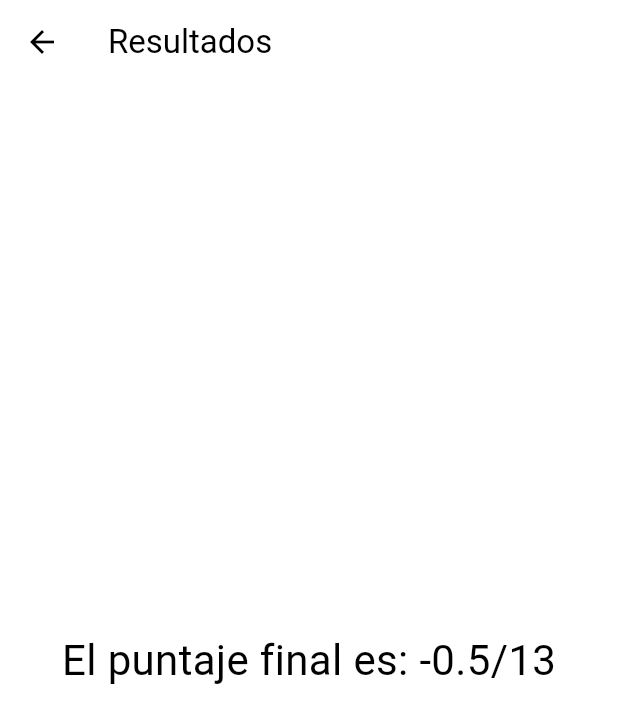
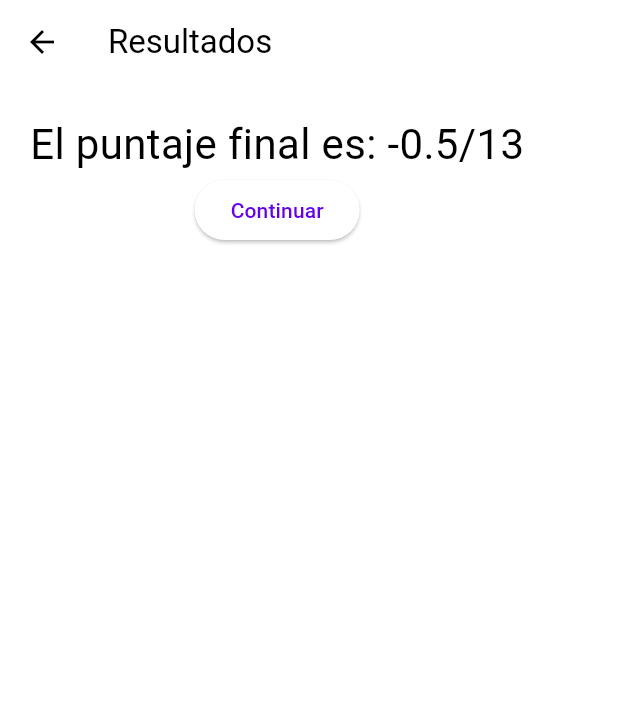
Before and after one commit to brrodriguezd/redes, a Flutter app: the Prueba6 screen opened directly, after a tap on "¿Pista?", after a tap on "Continuar sin responder", on a phone screen of 412 x 824 dp. Shown: the top 723 px of the screen. Run offline on Flutter 3.47's test engine with Material 2 defaults, Android fonts, the phone set to English and light mode, and no system bars; our stand-ins replace geolocator, permission_handler; missing offline and left inert: activity_recognition_flutter.

Commit message:
arreglo de errores

```diff
--- a/lib/actividad.dart
+++ b/lib/actividad.dart
@@ -58,6 +58,9 @@ class _ActivityRecognitionAppState extends State<ActivityRecognitionApp> {
   void _init() async {
     // Android requires explicitly asking permission
     if (Platform.isAndroid) {
+      /*
+      var doc = await _localFile;
+      print(await doc.readAsString());*/
       if (await Permission.activityRecognition.request().isGranted) {
         if (await Permission.location.request().isGranted) {
           if (await Permission.locationAlways.request().isGranted) {
@@ -105,7 +108,7 @@ class _ActivityRecognitionAppState extends State<ActivityRecognitionApp> {
   Widget build(BuildContext context) {
     return Scaffold(
       appBar: AppBar(
-        title: const Text('Activity Recognition'),
+        title: const Text('Recolectando datos...'),
       ),
       body: Center(
         child: ListView.builder(
--- a/lib/prueba6.dart
+++ b/lib/prueba6.dart
@@ -72,14 +72,13 @@ class _Prueba6State extends State<Prueba6> {
               ? ElevatedButton(
                   onPressed: () {
                     for (var element in categoria) {
-                      if (pistas.contains(element)) {
-                        continue;
+                      if (!pistas.contains(element)) {
+                        setState(() {
+                          pistas.add(categoria[0]);
+                          puntaje -= 0.5;
+                        });
+                        return;
                       }
-                      setState(() {
-                        pistas.add(categoria[0]);
-                        puntaje -= 0.5;
-                      });
-                      return;
                     }
                   },
                   child: const Text('¿Pista?'))
--- a/lib/resultados.dart
+++ b/lib/resultados.dart
@@ -1,4 +1,5 @@
 import 'package:flutter/material.dart';
+import 'package:proyecto/actividad.dart';
 
 class Resultados extends StatelessWidget {
   final double puntaje;
@@ -10,12 +11,15 @@ class Resultados extends StatelessWidget {
       appBar: AppBar(title: const Text('Resultados')),
       body: Padding(
         padding: const EdgeInsets.all(20.0),
-        child: Center(
-          child: Text(
+        child: Column(children: [
+          Text(
             'El puntaje final es: $puntaje/13',
             textScaleFactor: 2,
           ),
-        ),
+          ElevatedButton(
+              onPressed: () => const ActivityRecognitionApp(),
+              child: const Text('Continuar'))
+        ]),
       ),
     );
   }
```
Also changed, not shown: lib/main.dart (+0 -89 lines).
